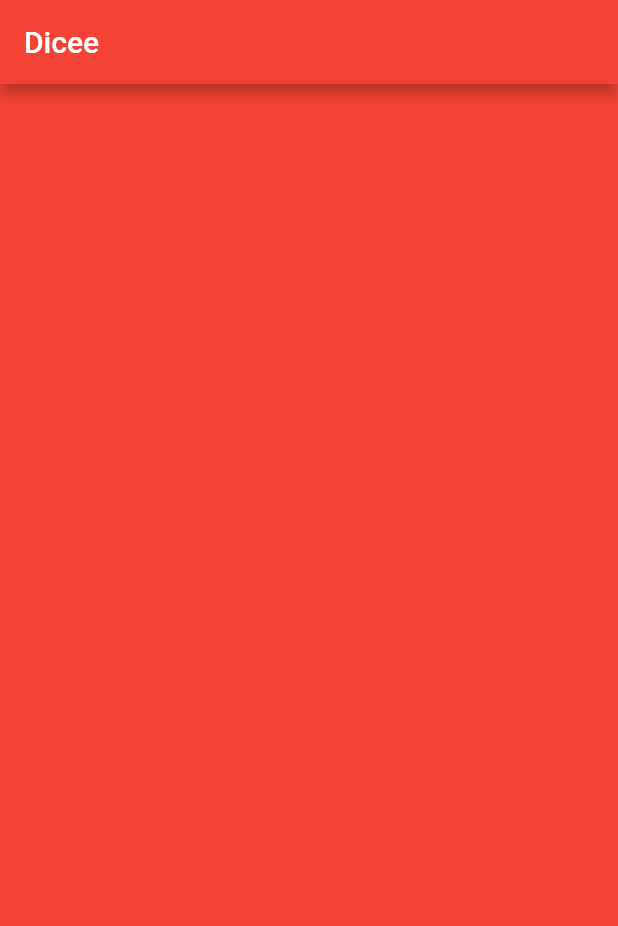
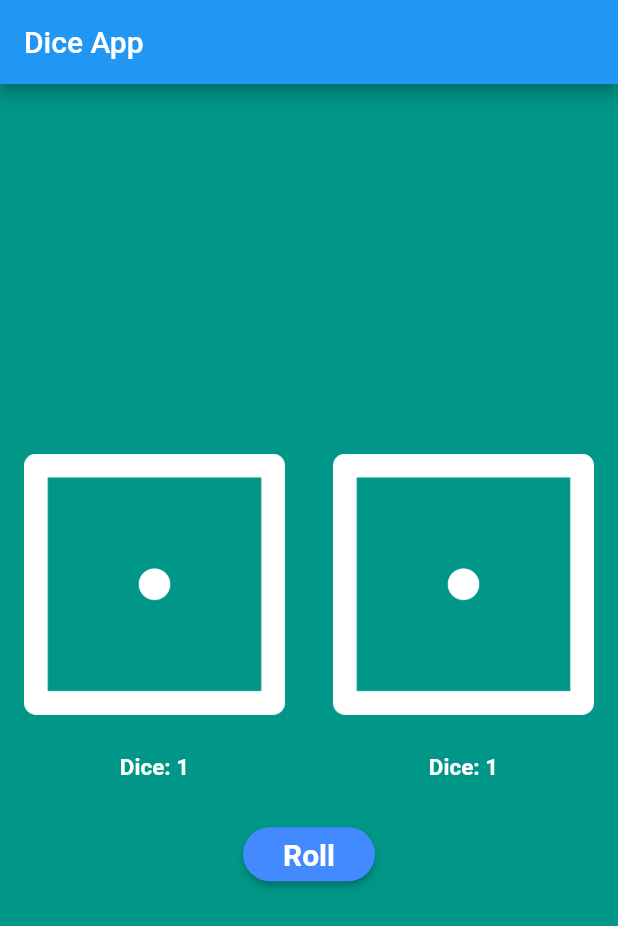
Before and after one commit to iArjunRavikumar/flutter_diceApp, a Flutter app: the screen it shows after launch, on a phone screen of 412 x 824 dp. Shown: the top 926 px of the screen. Run offline on Flutter 3.47's test engine with Material 2 defaults, Android fonts, the phone set to English and light mode, and no system bars; Roboto replaces fonts that are missing (Pacifico).

Commit message:
Dice App: Final

```diff
--- a/lib/main.dart
+++ b/lib/main.dart
@@ -1,13 +1,15 @@
+import 'package:flutter/cupertino.dart';
+import 'dart:math';
 import 'package:flutter/material.dart';
 
 void main() {
   return runApp(
     MaterialApp(
       home: Scaffold(
-        backgroundColor: Colors.red,
+        backgroundColor: Colors.teal,
         appBar: AppBar(
-          title: Text('Dicee'),
-          backgroundColor: Colors.red,
+          title: Text('Dice App'),
+          backgroundColor: Colors.blueAccent[120],
         ),
         body: DicePage(),
       ),
@@ -15,9 +17,94 @@ void main() {
   );
 }
 
-class DicePage extends StatelessWidget {
+class DicePage extends StatefulWidget {
+  @override
+  _DicePageState createState() => _DicePageState();
+}
+
+class _DicePageState extends State<DicePage> {
+  var leftDiceNumber = 1;
+  var rightDiceNumber = 1;
   @override
   Widget build(BuildContext context) {
-    return Container();
+    return Center(
+      child: Column(
+        mainAxisAlignment: MainAxisAlignment.center,
+        children: [
+          Row(
+            children: [
+              Expanded(
+                child: Column(
+                  mainAxisAlignment: MainAxisAlignment.center,
+                  children: [
+                    Padding(
+                      padding: EdgeInsets.all(16.0),
+                      child: Image.asset('images/dice$leftDiceNumber.png'),
+                    ),
+                    SizedBox(
+                      height: 10.0,
+                    ),
+                    Text(
+                      'Dice: $leftDiceNumber',
+                      style: TextStyle(
+                        color: Colors.white,
+                        fontWeight: FontWeight.bold,
+                        fontSize: 15.0,
+                      ),
+                    ),
+                  ],
+                ),
+              ),
+              Expanded(
+                child: Column(
+                  mainAxisAlignment: MainAxisAlignment.center,
+                  children: [
+                    Padding(
+                      padding: EdgeInsets.all(16.0),
+                      child: Image.asset('images/dice$rightDiceNumber.png'),
+                    ),
+                    SizedBox(
+                      height: 10.0,
+                    ),
+                    Text(
+                      'Dice: $rightDiceNumber',
+                      style: TextStyle(
+                        color: Colors.white,
+                        fontWeight: FontWeight.bold,
+                        fontSize: 15.0,
+                      ),
+                    ),
+                  ],
+                ),
+              ),
+            ],
+          ),
+          SizedBox(
+            height: 25.0,
+          ),
+          RaisedButton(
+            onPressed: () {
+              setState(() {
+                rightDiceNumber = Random().nextInt(6) + 1;
+                leftDiceNumber = Random().nextInt(6) + 1;
+              });
+            },
+            shape: RoundedRectangleBorder(
+              borderRadius: BorderRadius.circular(18.0),
+            ),
+            color: Colors.blueAccent[200],
+            child: Text(
+              'Roll',
+              style: TextStyle(
+                fontFamily: 'Pacifico',
+                fontSize: 20.0,
+                fontWeight: FontWeight.bold,
+                color: Colors.white,
+              ),
+            ),
+          ),
+        ],
+      ),
+    );
   }
 }
```
